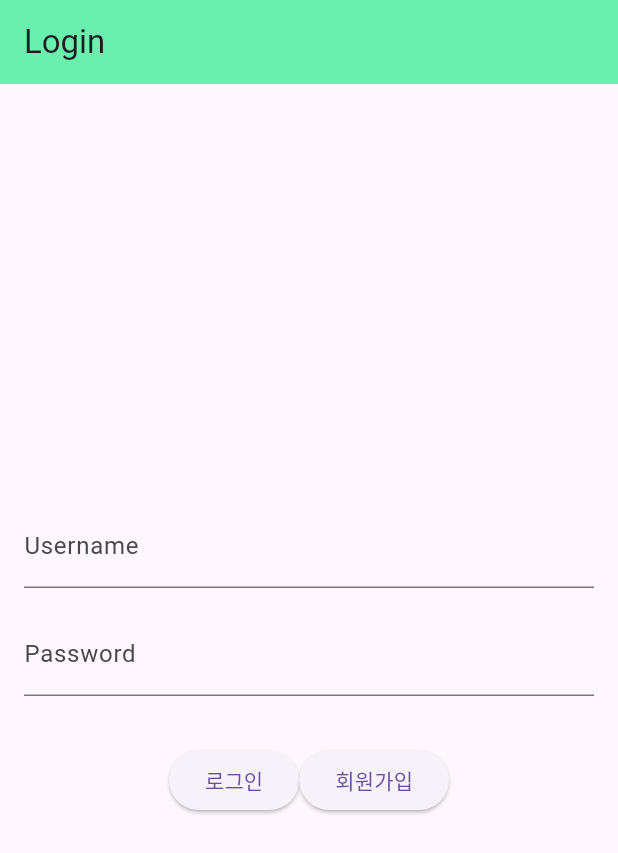
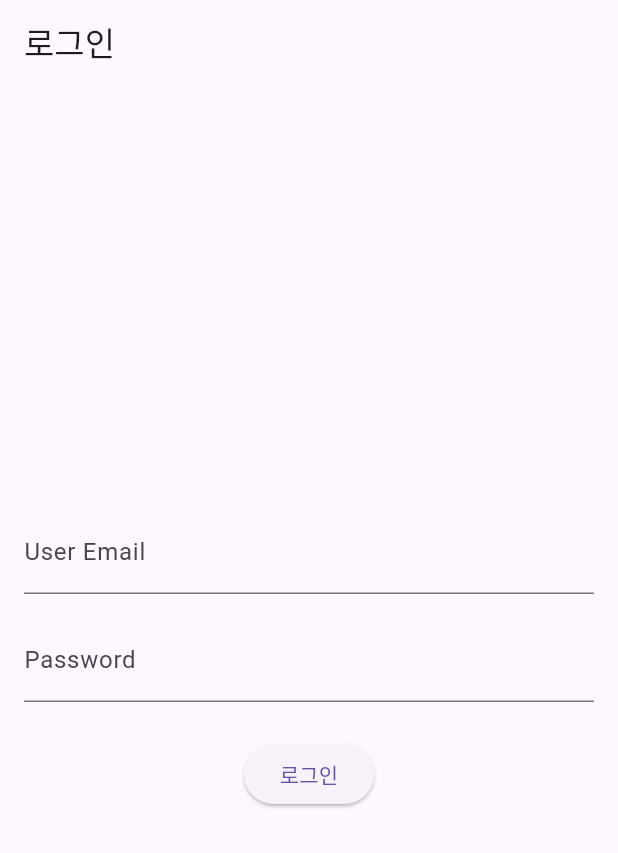
Before and after one commit to kimyoungkwang123/peoplelearning, a Flutter app: the screen it shows after launch, on a phone screen of 412 x 824 dp. Shown: the top 853 px of the screen. Run offline on Flutter 3.47's test engine with Material 3 defaults, Android fonts, the phone set to English and light mode, and no system bars.

Commit message:
first-add-prac-commit

```diff
--- a/flutter_application_test/lib/main.dart
+++ b/flutter_application_test/lib/main.dart
@@ -10,9 +10,6 @@ class MyApp extends StatelessWidget {
   Widget build(BuildContext context) {
     return MaterialApp(
       title: 'Login App',
-      theme: ThemeData(
-        primarySwatch: Colors.blue,
-      ),
       home: LoginPage(),
     );
   }
@@ -24,37 +21,32 @@ class LoginPage extends StatefulWidget {
 }
 
 class _LoginPageState extends State<LoginPage> {
-  TextEditingController _usernameController = TextEditingController();
+  TextEditingController _userEmailController = TextEditingController();
   TextEditingController _passwordController = TextEditingController();
 
-  // 추가된 부분 시작
-  Future<void> _login() async {
-    String username = _usernameController.text;
+  void _login() async {
+    String userEmail = _userEmailController.text;
     String password = _passwordController.text;
 
-    final Uri uri = Uri.parse('http://localhost:3000/login');
-    final response = await http.post(
-      uri,
-      body: {
-        'username': username,
-        'password': password,
-      },
+    // 서버로 로그인 요청을 보내는 부분
+    // 이 부분에서 서버 주소와 실제 로그인 처리 로직을 구현해야 합니다.
+    var response = await http.post(
+      Uri.parse('http://15.164.219.104:3010/login'),
+      body: {'userEmail': userEmail, 'password': password},
     );
 
     if (response.statusCode == 200) {
-      print('Login successful! Response: ${response.body}');
+      print('로그인 성공');
     } else {
-      print('Login failed. Status code: ${response.statusCode}');
+      print('로그인 실패');
     }
   }
-  // 추가된 부분 끝
 
   @override
   Widget build(BuildContext context) {
     return Scaffold(
       appBar: AppBar(
-        title: Text('Login'),
-        backgroundColor: Colors.greenAccent,
+        title: Text('로그인'),
       ),
       body: Padding(
         padding: const EdgeInsets.all(16.0),
@@ -62,36 +54,20 @@ class _LoginPageState extends State<LoginPage> {
           mainAxisAlignment: MainAxisAlignment.center,
           children: [
             TextField(
-              controller: _usernameController,
-              decoration: InputDecoration(
-                labelText: 'Username',
-              ),
+              controller: _userEmailController,
+              decoration: InputDecoration(labelText: 'User Email'),
             ),
             SizedBox(height: 16),
             TextField(
               controller: _passwordController,
-              decoration: InputDecoration(
-                labelText: 'Password',
-              ),
+              decoration: InputDecoration(labelText: 'Password'),
               obscureText: true,
             ),
-            SizedBox(height: 32),
-            Container(
-              child: Row(
-                mainAxisAlignment: MainAxisAlignment.center,
-                children: [
-
-                  ElevatedButton(
-                    onPressed: _login,
-                    child: Text('로그인'),
-                  ),
-                  ElevatedButton(
-                    onPressed: _login,
-                    child: Text('회원가입'),
-                  )
-                ],
-              ),
-            )
+            SizedBox(height: 24),
+            ElevatedButton(
+              onPressed: _login,
+              child: Text('로그인'),
+            ),
           ],
         ),
       ),
```
Also changed, not shown: 1 other file.
